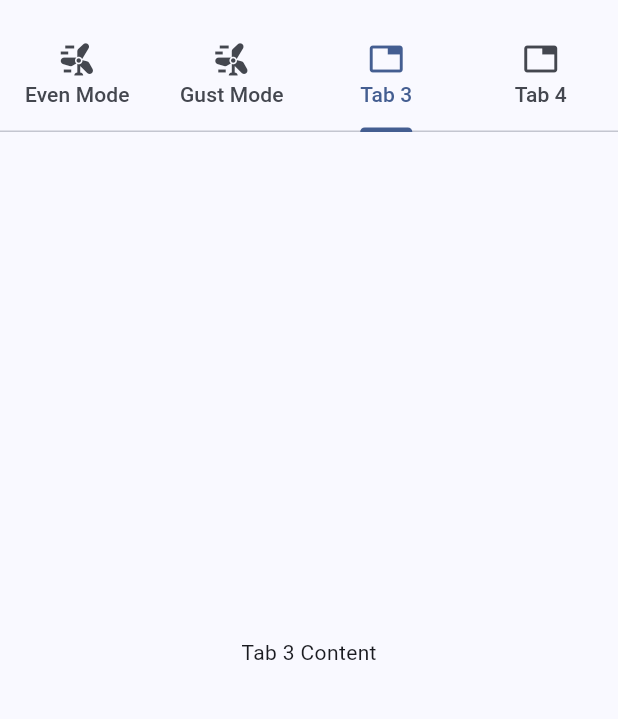
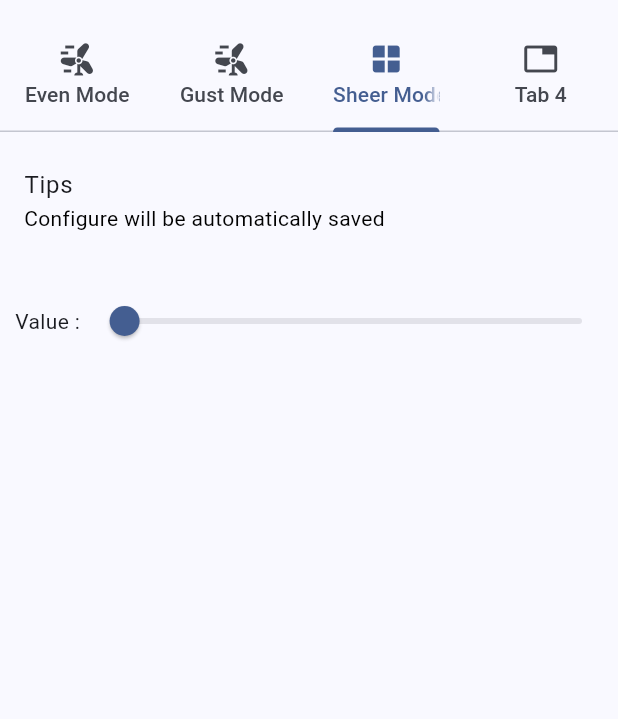
Before and after one commit to zoushitao/smart_wind_tunnel, a Flutter app: the ModeSettingsWidget screen opened directly, tab 3 chosen, on a phone screen of 412 x 824 dp, the part 63-782 px from its top. Run offline on Flutter 3.47's test engine with Material 3 defaults, Android fonts, the phone set to English and light mode, and no system bars; our stand-ins replace sidebarx; missing offline and left inert: flutter_libserialport, window_manager; accounts and stored records are empty.

Commit message:
appearance improved

```diff
--- a/lib/pages/controlpage.dart
+++ b/lib/pages/controlpage.dart
@@ -67,8 +67,8 @@ class _ModeSettingsWidgetState extends State<ModeSettingsWidget> {
                 ),
               ),
               Tab(
-                text: 'Tab 3',
-                icon: Icon(Icons.tab),
+                text: 'Sheer Mode',
+                icon: Icon(Icons.window),
               ),
               Tab(
                 text: 'Tab 4',
@@ -79,17 +79,13 @@ class _ModeSettingsWidgetState extends State<ModeSettingsWidget> {
         ),
         body: TabBarView(
           children: [
-            // 第一个选项卡的内容
+            // The first tab
             const EvenModeView(),
-            // 第二个选项卡的内容
+            // The second tab
             const GustModeView(),
-            // 第三个选项卡的内容
-            Container(
-              child: Center(
-                child: Text('Tab 3 Content'),
-              ),
-            ),
-            // 第四个选项卡的内容
+            // The third tab
+            const SheerModeView(),
+            // The fourth tab
             Container(
               child: Center(
                 child: Text('Tab 4 Content'),
@@ -276,3 +272,62 @@ class _GustModeViewState extends State<GustModeView> {
     );
   }
 }
+
+class SheerModeView extends StatefulWidget {
+  const SheerModeView({Key? key}) : super(key: key);
+
+  @override
+  _SheerModeViewState createState() => _SheerModeViewState();
+}
+
+class _SheerModeViewState extends State<SheerModeView> {
+  @override
+  void initState() {
+    super.initState();
+    _evenSliderValue = 0.0;
+  }
+
+  double _evenSliderValue = 0.0;
+  @override
+  Widget build(BuildContext context) {
+    final arduinoModel = Provider.of<SmartWindProvider>(context);
+    int val = arduinoModel.evenMode['value'];
+
+    _evenSliderValue = val.toDouble();
+    return ListView(
+      children: <Widget>[
+        const SizedBox(height: 10),
+        const ListTile(
+            //leading: Icon(Icons.pentagon),
+            title: Text("Tips"),
+            subtitle: Text(
+              "Configure will be automatically saved ",
+              style:
+                  TextStyle(fontWeight: FontWeight.normal, color: Colors.black),
+            )),
+        const SizedBox(height: 20),
+        Row(
+          children: [
+            const SizedBox(width: 10),
+            const Text("Value : "),
+            Expanded(
+                child: Slider(
+              value: _evenSliderValue,
+              min: 0,
+              max: 4095,
+              divisions: 4095,
+              label: 'Value: ${_evenSliderValue.toInt()}',
+              onChanged: (newValue) {
+                setState(() {
+                  _evenSliderValue = newValue;
+                  //do something else
+                  arduinoModel.setEvenMode(newValue.toInt());
+                });
+              },
+            )),
+          ],
+        )
+      ],
+    );
+  }
+}
--- a/lib/pages/monitorpage.dart
+++ b/lib/pages/monitorpage.dart
@@ -25,7 +25,7 @@ class _ViewPageState extends State<ViewPage> {
               SizedBox(height: 20),
               Center(
                 child: Text(
-                  'Right Arduino Device:',
+                  'Status View',
                   textAlign: TextAlign.left,
                   style: TextStyle(
                       fontWeight: FontWeight.bold, color: Colors.black),
--- a/lib/temp.dart
+++ /dev/null
@@ -1,58 +0,0 @@
-import 'package:flutter/material.dart';
-
-void main() {
-  runApp(MyApp());
-}
-
-class MyApp extends StatefulWidget {
-  @override
-  _MyAppState createState() => _MyAppState();
-}
-
-class _MyAppState extends State<MyApp> {
-  late String _selectedOption = _optionList[0];
-  static const List<String> _optionList = <String>[
-    'Option 1',
-    'Option 2',
-    'Option 3',
-    'Option 4'
-  ];
-
-  @override
-  Widget build(BuildContext context) {
-    return MaterialApp(
-      home: Scaffold(
-        appBar: AppBar(
-          title: Text('Dropdown Menu Example'),
-        ),
-        body: Center(
-          child: Column(
-            mainAxisAlignment: MainAxisAlignment.center,
-            children: [
-              Text(
-                'Selected Option: $_selectedOption',
-                style: TextStyle(fontSize: 18),
-              ),
-              SizedBox(height: 20),
-              DropdownButton<String>(
-                value: _selectedOption,
-                onChanged: (String? newValue) {
-                  setState(() {
-                    _selectedOption = newValue ?? _optionList[0];
-                  });
-                },
-                items:
-                    _optionList.map<DropdownMenuItem<String>>((String value) {
-                  return DropdownMenuItem<String>(
-                    value: value,
-                    child: Text(value),
-                  );
-                }).toList(),
-              ),
-            ],
-          ),
-        ),
-      ),
-    );
-  }
-}
```
Also changed, not shown: lib/main.dart (+10 -9 lines).
